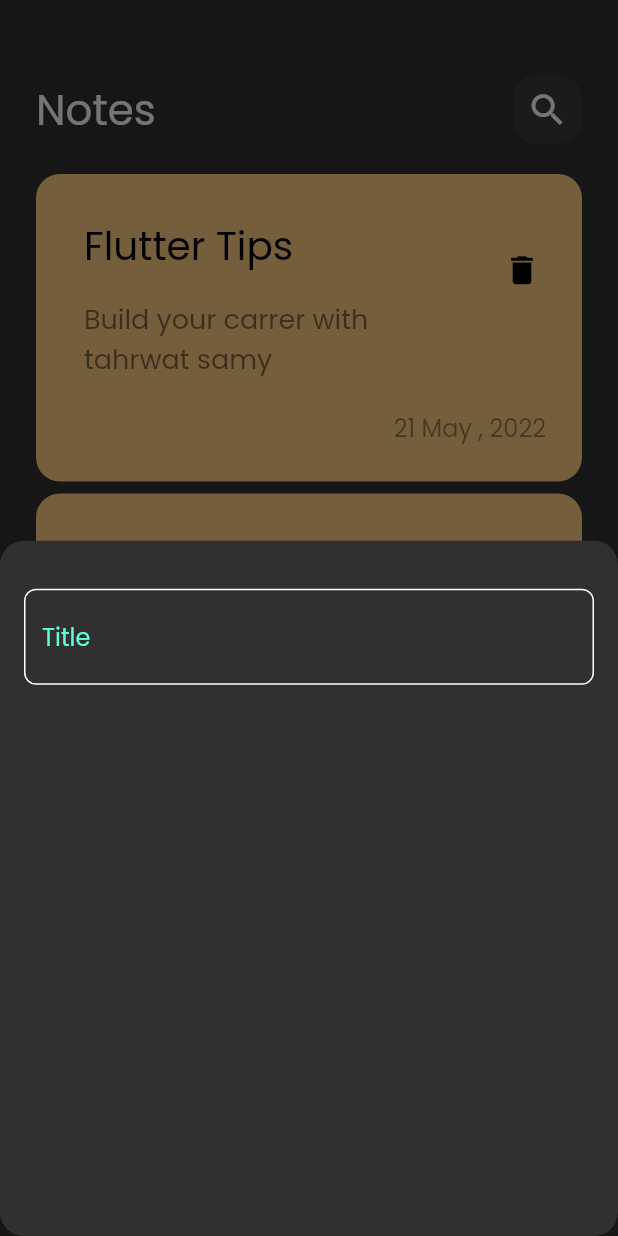
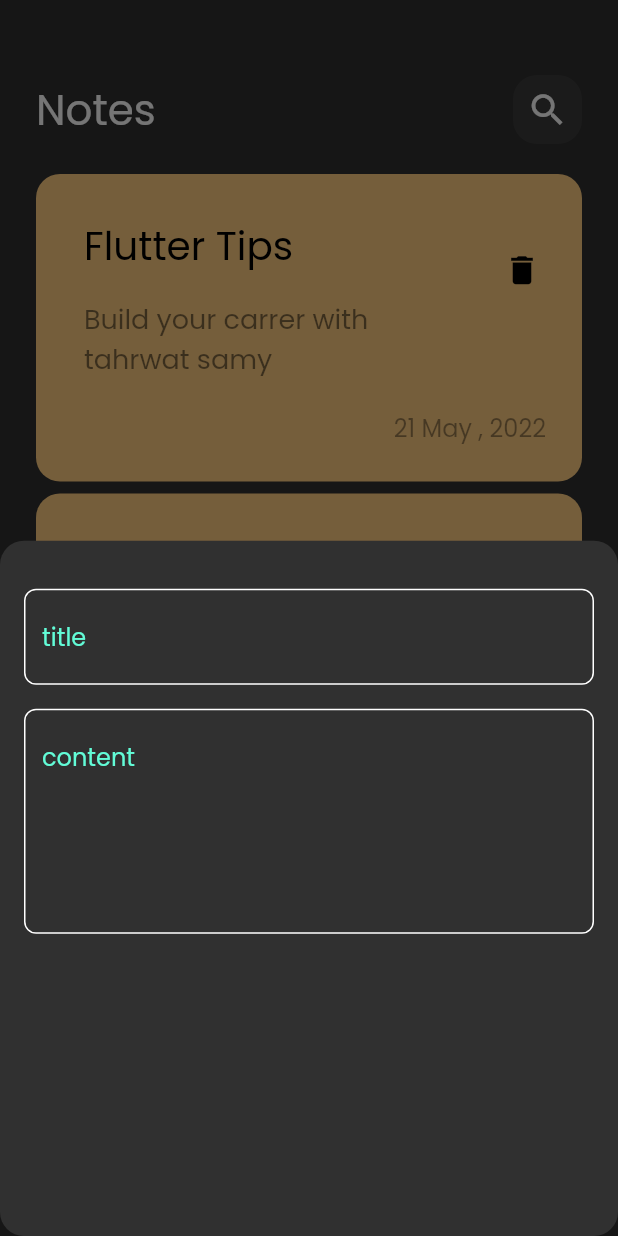
Before and after one commit to MaiWael25/Notes-App, a Flutter app: the screen it shows after launch, after a tap on the "add" icon, on a phone screen of 412 x 824 dp. Run offline on Flutter 3.47's test engine with Material 2 defaults, Android fonts, the phone set to English and light mode, and no system bars.

Commit message:
add fields note bottom sheet

```diff
--- a/lib/views/widgets/add_note_buttom_sheet.dart
+++ b/lib/views/widgets/add_note_buttom_sheet.dart
@@ -11,7 +11,14 @@ class AddNoteButtomSheet extends StatelessWidget {
       child: Column(
         children: [
           SizedBox(height: 32,),
-          CustomTextField(),
+          CustomTextField(
+            hint: 'title',
+          ),
+          SizedBox(height: 16,),
+          CustomTextField(
+            hint: 'content',
+            maxLines: 5,
+          )
         ],
       ),
     );
--- a/lib/views/widgets/custom_text_feild.dart
+++ b/lib/views/widgets/custom_text_feild.dart
@@ -2,14 +2,18 @@ import 'package:flutter/material.dart';
 import 'package:notes_app/views/widgets/constants.dart';
 
 class CustomTextField extends StatelessWidget {
-  const CustomTextField({super.key});
+  const CustomTextField({super.key, required this.hint,  this.maxLines=1});
+  final String hint ;
+  final int maxLines;
 
   @override
   Widget build(BuildContext context) {
     return TextField(
       cursorColor: kPrimaryColor,
+      maxLines: maxLines,
       decoration: InputDecoration(
-        hintText: 'Title',
+        hintText: hint,
+
         hintStyle: TextStyle(color: kPrimaryColor),
         border: buildBorder(),
         enabledBorder: buildBorder(),
```
